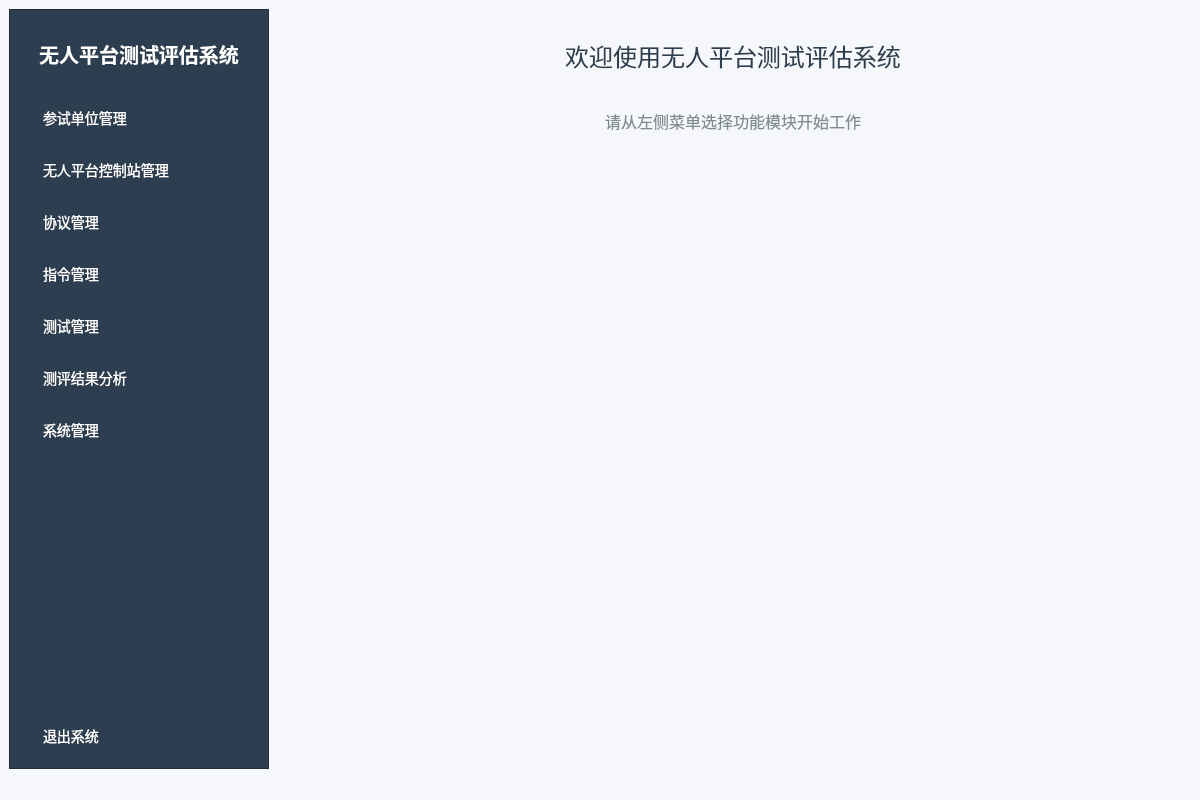
Above: MainWindow.ui from gaoyuann/UnmannedTestingSystem before the change. Below: the same form after it.
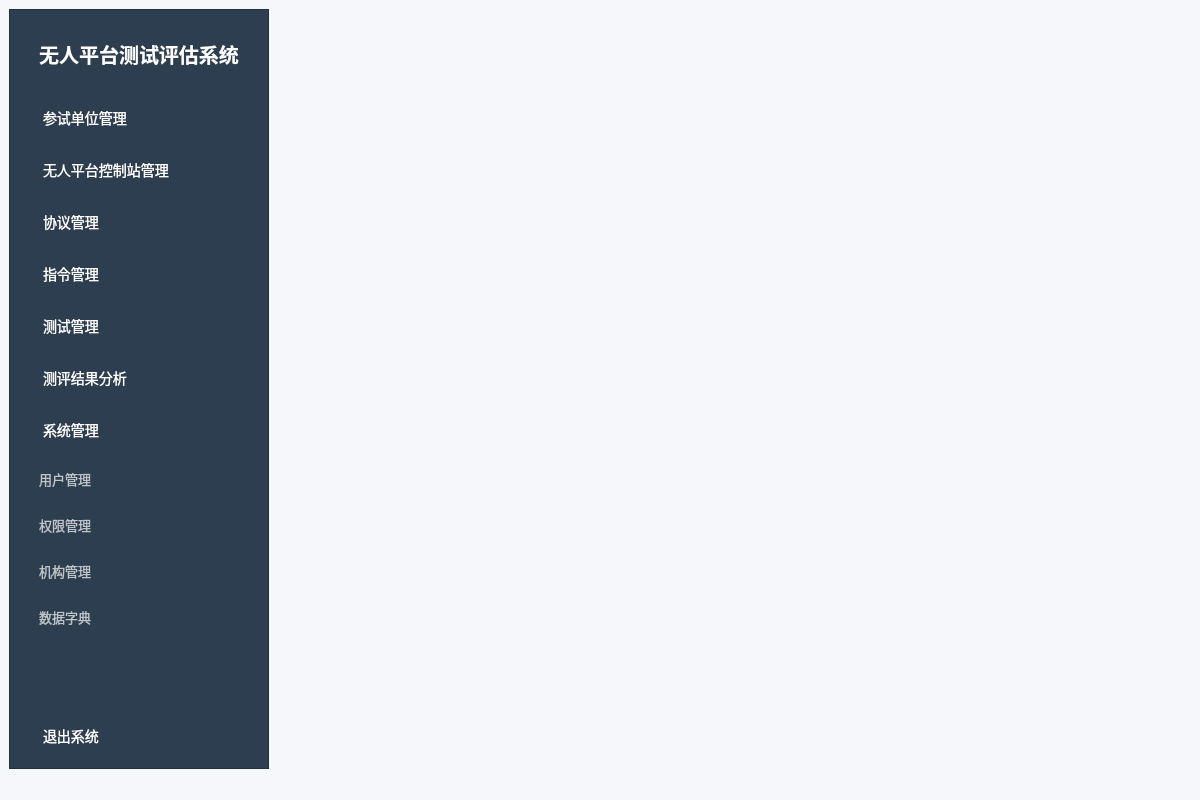
That is the form after the change. The open tabs and pages were chosen to show the change. Icons and pictures are not drawn.

```diff
--- a/MainWindow.ui
+++ b/MainWindow.ui
@@ -248,9 +248,14 @@
         </widget>
        </item>
        <item>
-        <widget class="QPushButton" name="btnSystem">
-         <property name="styleSheet">
-          <string notr="true">QPushButton {
+        <layout class="QVBoxLayout" name="systemMenuLayout">
+         <property name="ContentsMargins" stdset="0">
+          <set>0 0 0 0</set>
+         </property>
+         <item>
+          <widget class="QPushButton" name="btnSystem">
+           <property name="styleSheet">
+            <string notr="true">QPushButton {
     color: white;
     text-align: left;
     padding: 12px 20px;
@@ -265,21 +270,110 @@
     background-color: #34495e;
     border-left: 4px solid #3498db;
 }</string>
-         </property>
-         <property name="text">
-          <string>系统管理</string>
-         </property>
-         <property name="icon">
-          <iconset>
-           <normaloff>:/icons/system.png</normaloff>:/icons/system.png</iconset>
-         </property>
-         <property name="iconSize">
-          <size>
-           <width>24</width>
-           <height>24</height>
-          </size>
-         </property>
-        </widget>
+           </property>
+           <property name="text">
+            <string>系统管理</string>
+           </property>
+           <property name="icon">
+            <iconset>
+             <normaloff>:/icons/system.png</normaloff>:/icons/system.png</iconset>
+           </property>
+           <property name="iconSize">
+            <size>
+             <width>24</width>
+             <height>24</height>
+            </size>
+           </property>
+          </widget>
+         </item>
+         <item>
+          <layout class="QVBoxLayout" name="systemSubLayout">
+           <property name="ContentsMargins" stdset="0">
+            <set>20 0 0 0</set>
+           </property>
+           <item>
+            <widget class="QPushButton" name="btnUserManage">
+             <property name="styleSheet">
+              <string notr="true">QPushButton {
+    color: #bdc3c7; /* 子项颜色稍浅，区分主菜单 */
+    text-align: left;
+    padding: 10px 20px;
+    border: none;
+    font-size: 13px;
+}
+QPushButton:hover {
+    color: white;
+    background-color: #34495e;
+}</string>
+             </property>
+             <property name="text">
+              <string>用户管理</string>
+             </property>
+            </widget>
+           </item>
+           <item>
+            <widget class="QPushButton" name="btnPermissionManage">
+             <property name="styleSheet">
+              <string notr="true">QPushButton {
+    color: #bdc3c7;
+    text-align: left;
+    padding: 10px 20px;
+    border: none;
+    font-size: 13px;
+}
+QPushButton:hover {
+    color: white;
+    background-color: #34495e;
+}</string>
+             </property>
+             <property name="text">
+              <string>权限管理</string>
+             </property>
+            </widget>
+           </item>
+           <item>
+            <widget class="QPushButton" name="btnOrgManage">
+             <property name="styleSheet">
+              <string notr="true">QPushButton {
+    color: #bdc3c7;
+    text-align: left;
+    padding: 10px 20px;
+    border: none;
+    font-size: 13px;
+}
+QPushButton:hover {
+    color: white;
+    background-color: #34495e;
+}</string>
+             </property>
+             <property name="text">
+              <string>机构管理</string>
+             </property>
+            </widget>
+           </item>
+           <item>
+            <widget class="QPushButton" name="btnDictManage">
+             <property name="styleSheet">
+              <string notr="true">QPushButton {
+    color: #bdc3c7;
+    text-align: left;
+    padding: 10px 20px;
+    border: none;
+    font-size: 13px;
+}
+QPushButton:hover {
+    color: white;
+    background-color: #34495e;
+}</string>
+             </property>
+             <property name="text">
+              <string>数据字典</string>
+             </property>
+            </widget>
+           </item>
+          </layout>
+         </item>
+        </layout>
        </item>
        <item>
         <spacer name="verticalSpacer">
@@ -382,6 +476,10 @@
       <widget class="QWidget" name="pageTests"/>
       <widget class="QWidget" name="pageAnalysis"/>
       <widget class="QWidget" name="pageSystem"/>
+      <widget class="QWidget" name="pageUserManage"/>
+      <widget class="QWidget" name="pagePermissionManage"/>
+      <widget class="QWidget" name="pageOrgManage"/>
+      <widget class="QWidget" name="pageDictManage"/>
      </widget>
     </item>
    </layout>
```
Left out of the diff: 111 changed lines with no effect on the pictures.
